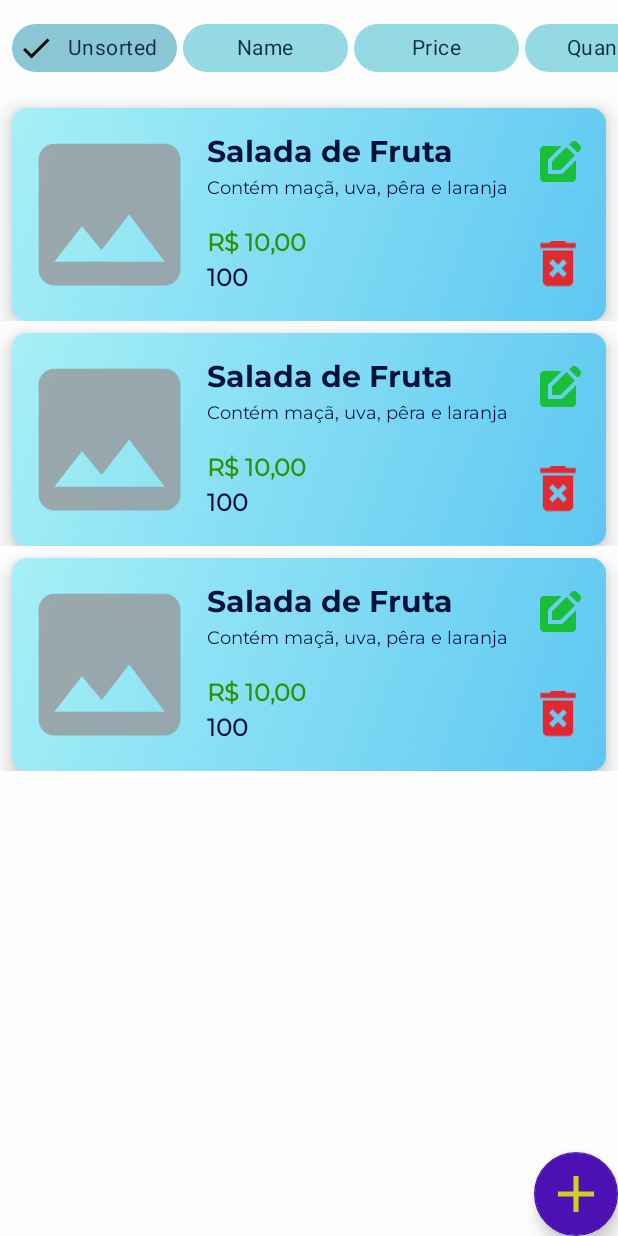
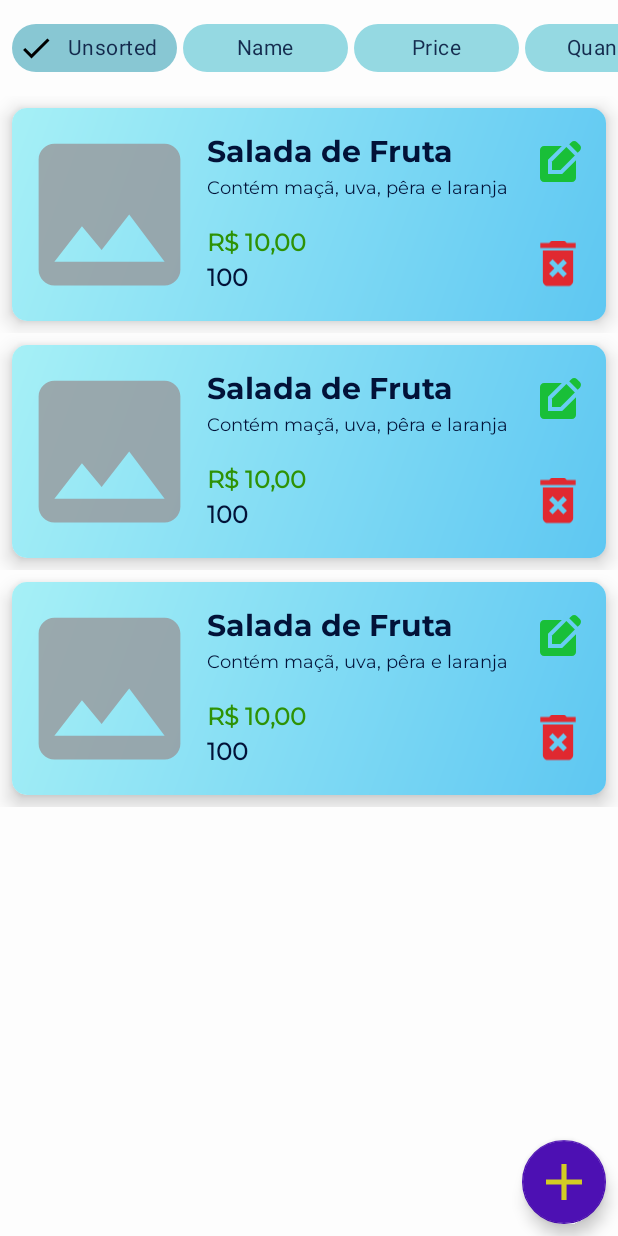
Before and after one commit to albertrml/alura-cursos, an Android app: the layout fragment_home.xml on its own in the app's theme, with its tools: preview values and no code run, on a phone screen of 412 x 824 dp. Run offline under Robolectric (Android 15) with nearby library versions, the phone set to English and light mode, and no system bars.

Commit message:
Ajuste das margens em item_list.xml para visualizar melhor a elavação do cardview. Remoção do fallbackmigrationdestructive na construção do banco

```diff
--- a/android/Orgs/app/src/main/java/br/com/alura/orgs/model/source/ItemRoomDatabase.kt
+++ b/android/Orgs/app/src/main/java/br/com/alura/orgs/model/source/ItemRoomDatabase.kt
@@ -20,9 +20,7 @@ abstract class ItemRoomDatabase : RoomDatabase() {
                     ctx.applicationContext,
                     ItemRoomDatabase::class.java,
                     "item_database"
-                )
-                    .fallbackToDestructiveMigration()
-                    .build()
+                ).build()
                 INSTANCE = instance
                 return instance
             }
--- a/android/Orgs/app/src/main/res/layout/fragment_home.xml
+++ b/android/Orgs/app/src/main/res/layout/fragment_home.xml
@@ -102,6 +102,8 @@
                 android:contentDescription="@string/home_add_button"
                 android:elevation="16dp"
                 android:layout_height="wrap_content"
+                android:layout_marginEnd="@dimen/baseline_component_align"
+                android:layout_marginBottom="@dimen/baseline_component_align"
                 android:layout_width="wrap_content"
                 android:src="@drawable/ic_add_button"
                 app:layout_constraintBottom_toBottomOf="parent"
--- a/android/Orgs/app/src/main/res/layout/item_list.xml
+++ b/android/Orgs/app/src/main/res/layout/item_list.xml
@@ -10,6 +10,7 @@
             android:layout_height="match_parent"
             android:layout_marginHorizontal="@dimen/baseline_component_align"
             android:layout_marginTop="@dimen/baseline_component_align"
+            android:layout_marginBottom="@dimen/baseline_component_align"
             android:layout_width="match_parent"
             style="@style/OrgCardView"
             >
```
